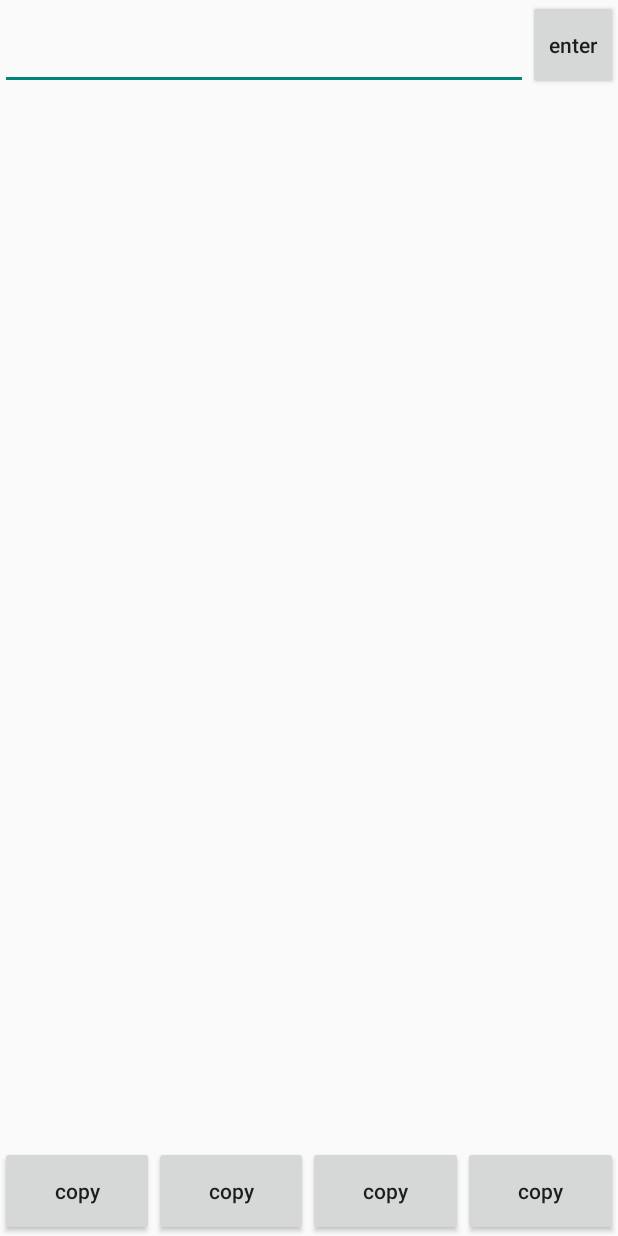
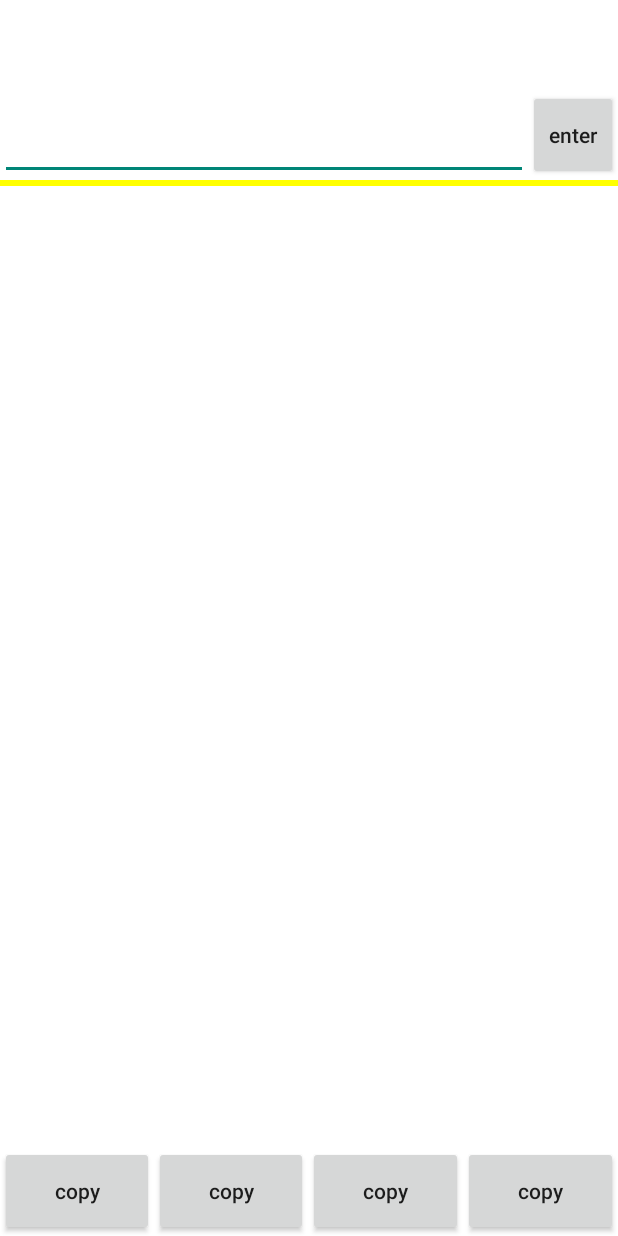
Before and after one commit to actionshark/Mao, an Android app: the screen it shows after launch (MainActivity), on a phone screen of 412 x 824 dp. Run offline under Robolectric (Android 15) with nearby library versions, the phone set to English and light mode, and no system bars.

Commit message:
加载进度，图标，标题

```diff
--- a/app/src/main/AndroidManifest.xml
+++ b/app/src/main/AndroidManifest.xml
@@ -10,7 +10,7 @@
         android:supportsRtl="true"
         android:theme="@style/AppTheme"
         android:networkSecurityConfig="@xml/network_security_config">>
-        <activity android:name=".MainActivity">
+        <activity android:name=".ui.MainActivity">
             <intent-filter>
                 <action android:name="android.intent.action.MAIN" />
 
--- a/app/src/main/java/com/shk/mao/MainActivity.java
+++ /dev/null
@@ -1,55 +0,0 @@
-package com.shk.mao;
-
-import android.support.v7.app.AppCompatActivity;
-import android.os.Bundle;
-import android.view.ViewGroup;
-import android.webkit.WebView;
-import android.widget.Button;
-import android.widget.EditText;
-import android.widget.RelativeLayout.LayoutParams;
-
-import java.util.ArrayList;
-import java.util.List;
-
-public class MainActivity extends AppCompatActivity {
-	private EditText mEtAddress;
-	private Button mBtnEnter;
-
-	private ViewGroup mVgContent;
-
-	private List<WebView> mWebViews = new ArrayList<>();
-	private int mCurrIndex = -1;
-
-	@Override
-	protected void onCreate(Bundle savedInstanceState) {
-		super.onCreate(savedInstanceState);
-		setContentView(R.layout.activity_main);
-
-		mEtAddress = findViewById(R.id.et_address);
-
-		mBtnEnter = findViewById(R.id.btn_enter);
-		mBtnEnter.setOnClickListener((view) -> {
-			String url = mEtAddress.getText().toString();
-			url = UrlUtil.checkUrl(url);
-			mEtAddress.setText(url);
-
-			WebView webView;
-
-			if (mCurrIndex < 0) {
-				webView = WebViewUtil.createWebView(this);
-				mWebViews.add(webView);
-				mCurrIndex = 0;
-
-				LayoutParams lp = new LayoutParams(LayoutParams.MATCH_PARENT, LayoutParams.MATCH_PARENT);
-				webView.setLayoutParams(lp);
-				mVgContent.addView(webView);
-			} else {
-				webView = mWebViews.get(mCurrIndex);
-			}
-
-			webView.loadUrl(url);
-		});
-
-		mVgContent = findViewById(R.id.vg_content);
-	}
-}
--- /dev/null
+++ b/app/src/main/java/com/shk/mao/struct/WebViewListener.java
@@ -0,0 +1,10 @@
+package com.shk.mao.struct;
+
+import android.graphics.Bitmap;
+import android.webkit.WebView;
+
+public interface WebViewListener {
+	void onProgressChanged(WebView webView, float progress);
+	void onReceivedTitle(WebView webView, String title);
+	void onReceivedIcon(WebView webView, Bitmap icon);
+}
--- /dev/null
+++ b/app/src/main/java/com/shk/mao/ui/MainActivity.java
@@ -0,0 +1,133 @@
+package com.shk.mao.ui;
+
+import android.graphics.Bitmap;
+import android.support.v7.app.AppCompatActivity;
+import android.os.Bundle;
+import android.view.View;
+import android.view.ViewGroup;
+import android.webkit.WebView;
+import android.widget.Button;
+import android.widget.EditText;
+import android.widget.ImageView;
+import android.widget.RelativeLayout.LayoutParams;
+import android.widget.TextView;
+
+import com.shk.mao.R;
+import com.shk.mao.struct.WebViewItem;
+import com.shk.mao.util.UrlUtil;
+import com.shk.mao.struct.WebViewListener;
+import com.shk.mao.util.WebViewUtil;
+
+import java.util.ArrayList;
+import java.util.List;
+
+public class MainActivity extends AppCompatActivity {
+	private ImageView mIcon;
+	private TextView mTitle;
+
+	private EditText mAddress;
+	private Button mEnter;
+
+	private View mProgress;
+
+	private ViewGroup mContent;
+
+	private List<WebViewItem> mWebViews = new ArrayList<>();
+	private WebViewItem mWebView;
+
+	@Override
+	protected void onCreate(Bundle savedInstanceState) {
+		super.onCreate(savedInstanceState);
+		setContentView(R.layout.activity_main);
+
+		mIcon = findViewById(R.id.icon);
+		mTitle = findViewById(R.id.title);
+
+		mAddress = findViewById(R.id.address);
+
+		mEnter = findViewById(R.id.enter);
+		mEnter.setOnClickListener((view) -> {
+			String url = mAddress.getText().toString();
+			url = UrlUtil.checkUrl(url);
+			mAddress.setText(url);
+
+			WebViewItem item = getWebView();
+			item.webView.loadUrl(url);
+		});
+
+		mProgress = findViewById(R.id.progress);
+
+		mContent = findViewById(R.id.vg_content);
+	}
+
+	private WebViewItem getWebView(WebView webView) {
+		for (WebViewItem item : mWebViews) {
+			if (item.webView == webView) {
+				return item;
+			}
+		}
+
+		return null;
+	}
+
+	private WebViewItem getWebView() {
+		if (mWebView == null) {
+			createWebView();
+		}
+
+		return mWebView;
+	}
+
+	private void createWebView() {
+		WebView webView = WebViewUtil.createWebView(this, new WebViewListener() {
+			@Override
+			public void onProgressChanged(WebView webView, float progress) {
+				WebViewItem item = getWebView(webView);
+				if (item != null) {
+					item.progress = progress;
+
+					if (item == mWebView) {
+						if (progress == 1f) {
+							progress = 0f;
+						}
+
+						mProgress.setScaleX(progress);
+					}
+				}
+			}
+
+			@Override
+			public void onReceivedTitle(WebView webView, String title) {
+				WebViewItem item = getWebView(webView);
+				if (item != null) {
+					item.title = title;
+
+					if (item == mWebView) {
+						mTitle.setText(title);
+					}
+				}
+			}
+
+			@Override
+			public void onReceivedIcon(WebView webView, Bitmap icon) {
+				WebViewItem item = getWebView(webView);
+				if (item != null) {
+					item.icon = icon;
+
+					if (item == mWebView) {
+						mIcon.setImageBitmap(icon);
+					}
+				}
+			}
+		});
+
+		LayoutParams lp = new LayoutParams(LayoutParams.MATCH_PARENT, LayoutParams.MATCH_PARENT);
+		webView.setLayoutParams(lp);
+		mContent.addView(webView);
+
+		WebViewItem item = new WebViewItem();
+		item.webView = webView;
+		mWebViews.add(item);
+		mWebView = item;
+	}
+}
--- a/app/src/main/java/com/shk/mao/UrlUtil.java
+++ b/app/src/main/java/com/shk/mao/util/UrlUtil.java
@@ -1,4 +1,4 @@
-package com.shk.mao;
+package com.shk.mao.util;
 
 public class UrlUtil {
 	public static String checkUrl(String url) {
--- a/app/src/main/res/layout/activity_main.xml
+++ b/app/src/main/res/layout/activity_main.xml
@@ -1,9 +1,9 @@
 <?xml version="1.0" encoding="utf-8"?>
 <LinearLayout
     xmlns:android="http://schemas.android.com/apk/res/android"
-    xmlns:tools="http://schemas.android.com/tools"
     android:layout_width="match_parent"
     android:layout_height="match_parent"
+    android:background="#ffffff"
     android:orientation="vertical">
 
     <LinearLayout
@@ -12,8 +12,31 @@
         android:orientation="horizontal"
         >
 
+        <ImageView
+            android:id="@+id/icon"
+            android:layout_width="@dimen/bar_size"
+            android:layout_height="match_parent"
+            android:scaleType="centerInside"
+            />
+
+        <TextView
+            android:id="@+id/title"
+            android:layout_width="0dp"
+            android:layout_height="match_parent"
+            android:layout_weight="1"
+            android:gravity="center_vertical|start"
+            android:singleLine="true"/>
+
+    </LinearLayout>
+
+    <LinearLayout
+        android:layout_width="match_parent"
+        android:layout_height="@dimen/bar_size"
+        android:orientation="horizontal"
+        >
+
         <EditText
-            android:id="@+id/et_address"
+            android:id="@+id/address"
             android:layout_width="0dp"
             android:layout_height="match_parent"
             android:layout_weight="1"
@@ -21,13 +44,21 @@
             />
 
         <Button
-            android:id="@+id/btn_enter"
+            android:id="@+id/enter"
             android:layout_width="@dimen/bar_size"
             android:layout_height="match_parent"
             android:textAllCaps="false"
             android:text="enter"/>
 
     </LinearLayout>
+
+    <LinearLayout
+        android:id="@+id/progress"
+        android:layout_width="match_parent"
+        android:layout_height="6px"
+        android:background="#ffff00"
+        android:orientation="horizontal"
+        />
 
     <RelativeLayout
         android:id="@+id/vg_content"
```
Also changed, not shown: app/src/main/java/com/shk/mao/struct/WebViewItem.java (added, +11 -0 lines), app/src/main/java/com/shk/mao/util/WebViewUtil.java (renamed from app/src/main/java/com/shk/mao/WebViewUtil.java, +18 -7 lines).
